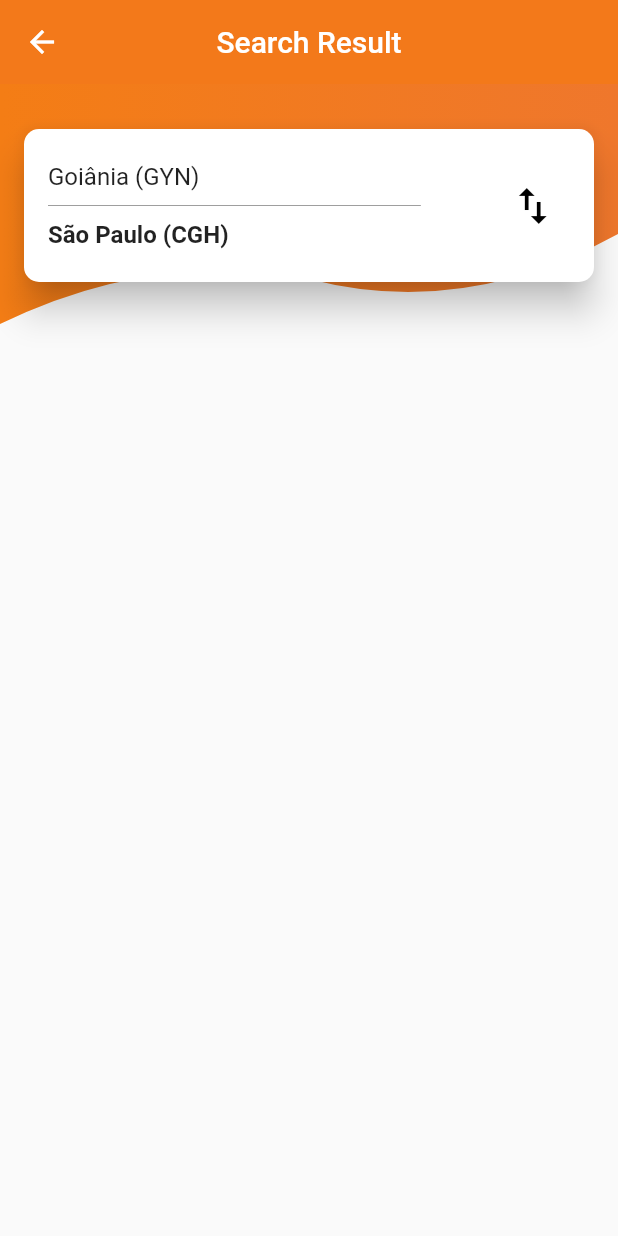
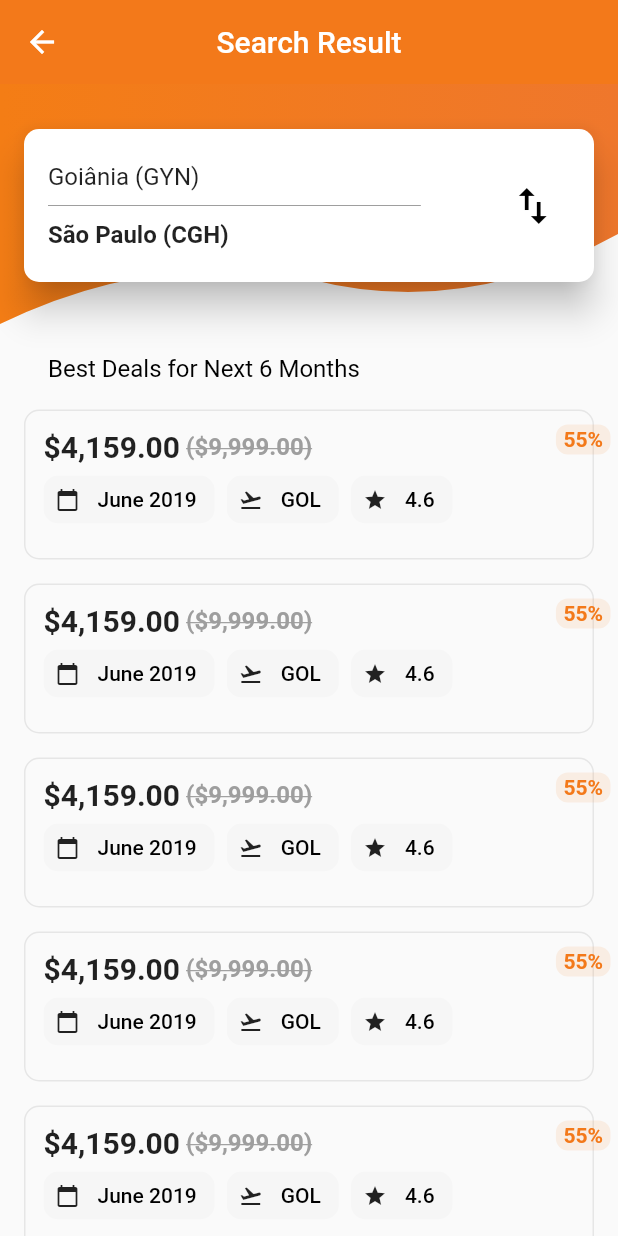
Before and after one commit to joaohhenriq/flutter-flight-tickets, a Flutter app: the FlightListing screen opened directly, on a phone screen of 412 x 824 dp. Run offline on Flutter 3.47's test engine with Material 2 defaults, Android fonts, the phone set to English and light mode, and no system bars.

Commit message:
Finishing the search page

```diff
--- a/lib/flight_listing.dart
+++ b/lib/flight_listing.dart
@@ -23,8 +23,12 @@ class FlightListing extends StatelessWidget {
           },
         ),
       ),
-      body: Column(
-        children: <Widget>[FlightListTopPart()],
+      body: SingleChildScrollView(
+        child: Column(
+          children: <Widget>[FlightListTopPart(),
+          SizedBox(height: 20.0,),
+          FlightListBottomPart()],
+        ),
       ),
     );
   }
@@ -98,3 +102,135 @@ class FlightListTopPart extends StatelessWidget {
     );
   }
 }
+
+class FlightListBottomPart extends StatelessWidget {
+  @override
+  Widget build(BuildContext context) {
+    return Padding(
+      padding: EdgeInsets.only(left: 16),
+      child: Column(
+        crossAxisAlignment: CrossAxisAlignment.start,
+        children: <Widget>[
+          Padding(
+            padding: const EdgeInsets.symmetric(horizontal: 16.0),
+            child: Text(
+              "Best Deals for Next 6 Months",
+              style: dropDownMenuItemStyle,
+            ),
+          ),
+          SizedBox(
+            height: 10,
+          ),
+          ListView(
+            shrinkWrap: true,
+            physics: ClampingScrollPhysics(),
+            scrollDirection: Axis.vertical,
+            children: <Widget>[
+              FlightCard(),
+              FlightCard(),
+              FlightCard(),
+              FlightCard(),
+              FlightCard(),
+            ],
+          )
+        ],
+      ),
+    );
+  }
+}
+
+class FlightCard extends StatelessWidget {
+  @override
+  Widget build(BuildContext context) {
+    return Padding(
+      padding: const EdgeInsets.symmetric(vertical: 8),
+      child: Stack(
+        children: <Widget>[
+          Container(
+            margin: const EdgeInsets.only(right: 16.0),
+            height: 100,
+            decoration: BoxDecoration(
+                borderRadius: BorderRadius.all(Radius.circular(10)),
+                border: Border.all(color: flightBorderColor)),
+            child: Padding(
+              padding: const EdgeInsets.all(12.0),
+              child: Column(
+                crossAxisAlignment: CrossAxisAlignment.start,
+                children: <Widget>[
+                  Row(
+                    children: <Widget>[
+                      Text(
+                        '${formatCurrency.format(4159)}',
+                        style: TextStyle(
+                          fontWeight: FontWeight.bold,
+                          fontSize: 20,
+                        ),
+                      ),
+                      SizedBox(width: 4.0,),
+                      Text(
+                        '(${formatCurrency.format(9999)})',
+                        style: TextStyle(
+                            fontWeight: FontWeight.bold,
+                            fontSize: 16,
+                            decoration: TextDecoration.lineThrough,
+                            color: Colors.grey),
+                      )
+                    ],
+                  ),
+                  Wrap(
+                    spacing: 8.0,
+                    children: <Widget>[
+                      FlightDetailChip(Icons.calendar_today, 'June 2019'),
+                      FlightDetailChip(Icons.flight_takeoff, 'GOL'),
+                      FlightDetailChip(Icons.star, '4.6')
+                    ],
+                  )
+                ],
+              ),
+            ),
+          ),
+          Positioned(
+            top: 10.0,
+            right: 5,
+            child: Container(
+              padding: EdgeInsets.symmetric(horizontal: 5, vertical: 2),
+              child: Text(
+                '55%',
+                style: TextStyle(
+                  color: appTheme.primaryColor,
+                  fontSize: 14.0,
+                  fontWeight: FontWeight.bold
+                ),
+              ),
+              decoration: BoxDecoration(
+                color: appTheme.primaryColor.withOpacity(0.1),
+                borderRadius: BorderRadius.all(Radius.circular(8.0))
+              ),
+            ),
+          )
+        ],
+      ),
+    );
+  }
+}
+
+class FlightDetailChip extends StatelessWidget {
+
+  final IconData iconData;
+  final String label;
+
+  FlightDetailChip(this.iconData, this.label);
+
+  @override
+  Widget build(BuildContext context) {
+    return RawChip(
+      label: Text(label),
+      labelStyle: TextStyle(color: Colors.black, fontSize: 14.0),
+      backgroundColor: chipBackgroundColor,
+      avatar: Icon(iconData, size: 16,),
+      shape: RoundedRectangleBorder(
+        borderRadius: BorderRadius.all(Radius.circular(10.0))
+      ),
+    );
+  }
+}
--- a/lib/main.dart
+++ b/lib/main.dart
@@ -405,6 +405,7 @@ class CityCard extends StatelessWidget {
                   color: Colors.grey,
                   fontSize: 12,
                   fontWeight: FontWeight.normal,
+                  decoration: TextDecoration.lineThrough
                 ),
               )
             ],
```
